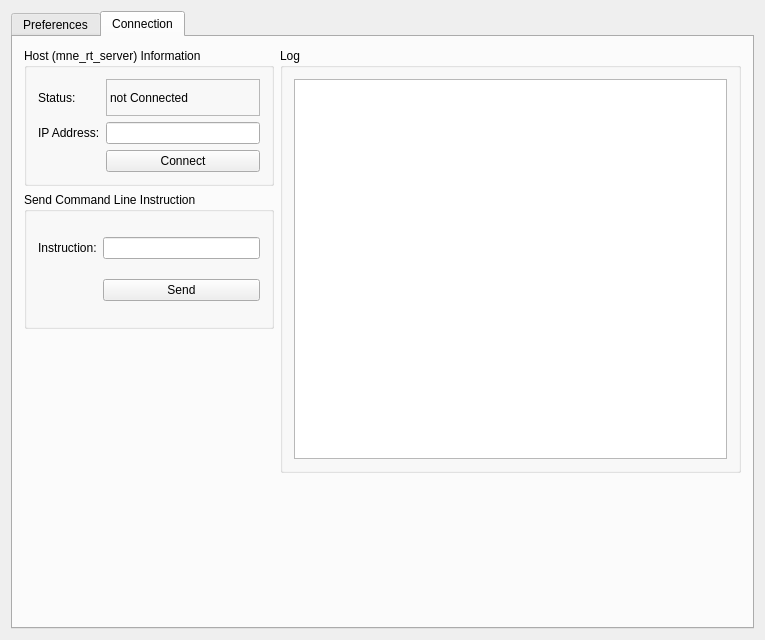
Above: applications/mne_x/plugins/babymeg/FormFiles/babymegsetup.ui from mne-tools/mne-cpp before the change. Below: the same form after it.
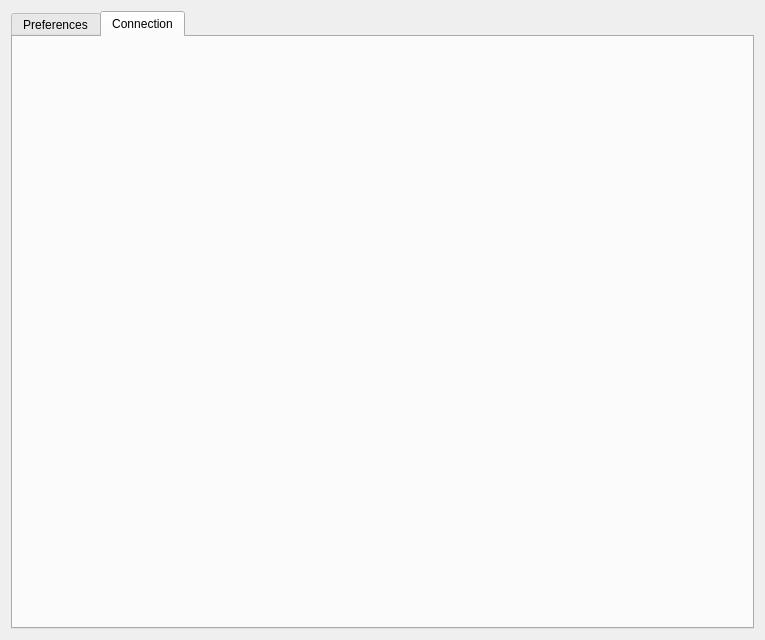
That is the form after the change. The open tabs and pages were chosen to show the change.

Patch:
```diff
--- a/applications/mne_x/plugins/babymeg/FormFiles/babymegsetup.ui
+++ b/applications/mne_x/plugins/babymeg/FormFiles/babymegsetup.ui
@@ -297,137 +297,7 @@
       <attribute name="title">
        <string>Connection</string>
       </attribute>
-      <layout class="QVBoxLayout" name="verticalLayout_3">
-       <item>
-        <layout class="QGridLayout" name="gridLayout_3">
-         <item row="2" column="1">
-          <widget class="QGroupBox" name="m_qGroupBox_Send">
-           <property name="maximumSize">
-            <size>
-             <width>250</width>
-             <height>16777215</height>
-            </size>
-           </property>
-           <property name="title">
-            <string>Send Command Line Instruction</string>
-           </property>
-           <layout class="QGridLayout" name="gridLayout_6">
-            <item row="0" column="0">
-             <widget class="QLabel" name="m_qLabel_Instruction">
-              <property name="text">
-               <string>Instruction:</string>
-              </property>
-             </widget>
-            </item>
-            <item row="0" column="2">
-             <widget class="QLineEdit" name="m_qLineEdit_SendCLI"/>
-            </item>
-            <item row="1" column="2">
-             <widget class="QPushButton" name="m_qPushButton_SendCLI">
-              <property name="text">
-               <string>Send</string>
-              </property>
-             </widget>
-            </item>
-           </layout>
-          </widget>
-         </item>
-         <item row="4" column="2">
-          <spacer name="horizontalSpacer_3">
-           <property name="orientation">
-            <enum>Qt::Horizontal</enum>
-           </property>
-           <property name="sizeHint" stdset="0">
-            <size>
-             <width>40</width>
-             <height>20</height>
-            </size>
-           </property>
-          </spacer>
-         </item>
-         <item row="1" column="1">
-          <widget class="QGroupBox" name="m_qGroupBox_rtServerInfo">
-           <property name="maximumSize">
-            <size>
-             <width>250</width>
-             <height>16777215</height>
-            </size>
-           </property>
-           <property name="title">
-            <string>Host (mne_rt_server) Information</string>
-           </property>
-           <layout class="QGridLayout" name="gridLayout_5">
-            <item row="1" column="0">
-             <widget class="QLabel" name="m_qLabel_Ip">
-              <property name="text">
-               <string>IP Address:</string>
-              </property>
-             </widget>
-            </item>
-            <item row="0" column="0">
-             <widget class="QLabel" name="m_qLabel_ConnectionStatusDescr">
-              <property name="text">
-               <string>Status:</string>
-              </property>
-             </widget>
-            </item>
-            <item row="2" column="1">
-             <widget class="QPushButton" name="m_qPushButton_Connect">
-              <property name="text">
-               <string>Connect</string>
-              </property>
-             </widget>
-            </item>
-            <item row="1" column="1">
-             <widget class="QLineEdit" name="m_qLineEdit_Ip"/>
-            </item>
-            <item row="0" column="1">
-             <widget class="QLabel" name="m_qLabel_ConnectionStatus">
-              <property name="frameShape">
-               <enum>QFrame::StyledPanel</enum>
-              </property>
-              <property name="frameShadow">
-               <enum>QFrame::Plain</enum>
-              </property>
-              <property name="text">
-               <string>not Connected</string>
-              </property>
-             </widget>
-            </item>
-           </layout>
-          </widget>
-         </item>
-         <item row="1" column="2" rowspan="3">
-          <widget class="QGroupBox" name="m_qGroupBox_log">
-           <property name="title">
-            <string>Log</string>
-           </property>
-           <layout class="QGridLayout" name="gridLayout_4">
-            <item row="0" column="0" rowspan="2">
-             <widget class="QTextBrowser" name="m_qTextBrowser_ServerMessage"/>
-            </item>
-           </layout>
-          </widget>
-         </item>
-         <item row="3" column="1" rowspan="2">
-          <spacer name="verticalSpacer">
-           <property name="orientation">
-            <enum>Qt::Vertical</enum>
-           </property>
-           <property name="sizeType">
-            <enum>QSizePolicy::Expanding</enum>
-           </property>
-           <property name="sizeHint" stdset="0">
-            <size>
-             <width>20</width>
-             <height>30</height>
-            </size>
-           </property>
-          </spacer>
-         </item>
-        </layout>
-       </item>
-      </layout>
+      <layout class="QVBoxLayout" name="verticalLayout_3"/>
      </widget>
     </widget>
    </item>
```
Left out of the diff: 106 changed lines with no effect on the pictures.
